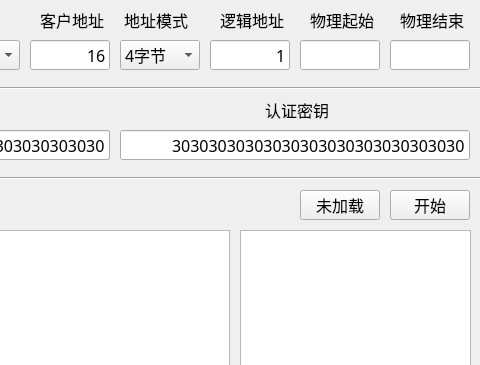
The window that DLMSProgrammer/DLMSProgrammer/programmer.ui (AzenkChina/VirtualTools) describes before a commit, drawn with Qt 5; both pictures show x 340 to 820 and y 0 to 365 of the 820 by 650 pixel window.
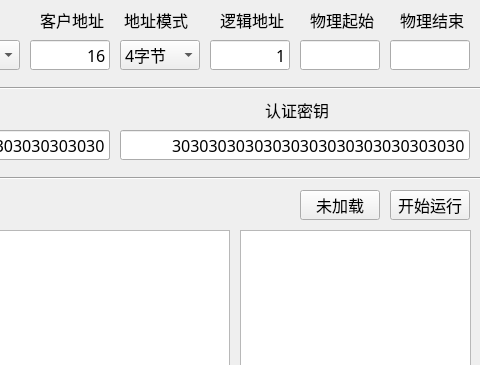
The same window after the commit. Icons and pictures are not drawn.

The edit to the form file:
```diff
--- a/DLMSProgrammer/DLMSProgrammer/programmer.ui
+++ b/DLMSProgrammer/DLMSProgrammer/programmer.ui
@@ -857,7 +857,7 @@
      </rect>
     </property>
     <property name="text">
-     <string>开始</string>
+     <string>开始运行</string>
     </property>
    </widget>
    <widget class="QCheckBox" name="BoxSet">
```
